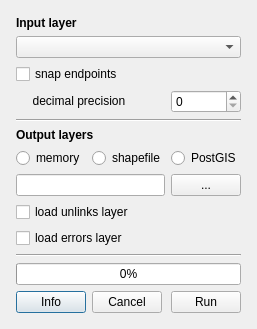
The window that esstoolkit/rcl_cleaner/road_network_cleaner_dialog_base.ui (SpaceGroupUCL/qgisSpaceSyntaxToolkit) describes before a commit, drawn with Qt 5.
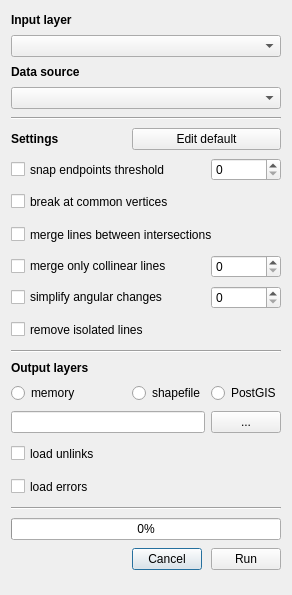
The same window after the commit.

The edit to the form file:
```diff
--- a/esstoolkit/rcl_cleaner/road_network_cleaner_dialog_base.ui
+++ b/esstoolkit/rcl_cleaner/road_network_cleaner_dialog_base.ui
@@ -6,8 +6,8 @@
    <rect>
     <x>0</x>
     <y>0</y>
-    <width>250</width>
-    <height>307</height>
+    <width>292</width>
+    <height>595</height>
    </rect>
   </property>
   <property name="minimumSize">
@@ -23,71 +23,38 @@
    <item>
     <layout class="QGridLayout">
      <property name="sizeConstraint">
-      <enum>QLayout::SetNoConstraint</enum>
+      <enum>QLayout::SetMinimumSize</enum>
      </property>
-     <property name="leftMargin">
-      <number>5</number>
-     </property>
-     <property name="topMargin">
-      <number>5</number>
-     </property>
-     <property name="rightMargin">
-      <number>5</number>
-     </property>
-     <property name="bottomMargin">
-      <number>5</number>
-     </property>
-     <item row="8" column="1">
-      <widget class="QRadioButton" name="shpRadioButton">
+     <item row="16" column="0" colspan="2">
+      <widget class="QCheckBox" name="simplifyCheckBox">
        <property name="text">
-        <string>shapefile</string>
+        <string>simplify angular changes </string>
        </property>
       </widget>
      </item>
-     <item row="3" column="0" colspan="2">
-      <widget class="QLabel" name="label_3">
+     <item row="2" column="0" colspan="2">
+      <widget class="QLabel" name="label_5">
        <property name="sizePolicy">
-        <sizepolicy hsizetype="MinimumExpanding" vsizetype="Fixed">
+        <sizepolicy hsizetype="Minimum" vsizetype="Fixed">
          <horstretch>0</horstretch>
          <verstretch>0</verstretch>
         </sizepolicy>
        </property>
-       <property name="text">
-        <string>     decimal precision </string>
+       <property name="font">
+        <font>
+         <weight>75</weight>
+         <bold>true</bold>
+        </font>
        </property>
-      </widget>
-     </item>
-     <item row="8" column="0">
-      <widget class="QRadioButton" name="memoryRadioButton">
        <property name="text">
-        <string>memory</string>
+        <string>Data source</string>
        </property>
       </widget>
      </item>
-     <item row="4" column="0" colspan="3">
-      <widget class="Line" name="line">
-       <property name="orientation">
-        <enum>Qt::Horizontal</enum>
-       </property>
-      </widget>
-     </item>
-     <item row="24" column="0">
-      <widget class="QPushButton" name="settingsButton">
-       <property name="maximumSize">
-        <size>
-         <width>70</width>
-         <height>16777215</height>
-        </size>
-       </property>
-       <property name="text">
-        <string>Info</string>
-       </property>
-      </widget>
-     </item>
-     <item row="24" column="1">
+     <item row="39" column="1">
       <widget class="QPushButton" name="cancelButton">
        <property name="sizePolicy">
-        <sizepolicy hsizetype="MinimumExpanding" vsizetype="Fixed">
+        <sizepolicy hsizetype="Fixed" vsizetype="Fixed">
          <horstretch>0</horstretch>
          <verstretch>0</verstretch>
         </sizepolicy>
@@ -103,27 +70,7 @@
        </property>
       </widget>
      </item>
-     <item row="3" column="2">
-      <widget class="QSpinBox" name="decimalsSpin">
-       <property name="maximumSize">
-        <size>
-         <width>70</width>
-         <height>16777215</height>
-        </size>
-       </property>
-      </widget>
-     </item>
-     <item row="1" column="0" colspan="3">
-      <widget class="QComboBox" name="inputCombo">
-       <property name="sizePolicy">
-        <sizepolicy hsizetype="MinimumExpanding" vsizetype="Fixed">
-         <horstretch>0</horstretch>
-         <verstretch>0</verstretch>
-        </sizepolicy>
-       </property>
-      </widget>
-     </item>
-     <item row="2" column="0" colspan="3">
+     <item row="12" column="0" colspan="2">
       <widget class="QCheckBox" name="snapCheckBox">
        <property name="sizePolicy">
         <sizepolicy hsizetype="Minimum" vsizetype="Fixed">
@@ -131,48 +78,169 @@
          <verstretch>0</verstretch>
         </sizepolicy>
        </property>
+       <property name="maximumSize">
+        <size>
+         <width>16777215</width>
+         <height>25</height>
+        </size>
+       </property>
        <property name="text">
-        <string>snap endpoints</string>
+        <string>snap endpoints threshold</string>
        </property>
       </widget>
      </item>
-     <item row="7" column="0" colspan="3">
-      <widget class="QLabel" name="label_4">
+     <item row="12" column="2">
+      <widget class="QSpinBox" name="snapSpinBox">
+       <property name="maximumSize">
+        <size>
+         <width>70</width>
+         <height>16777215</height>
+        </size>
+       </property>
+      </widget>
+     </item>
+     <item row="17" column="2">
+      <widget class="QLabel" name="label_3">
+       <property name="text">
+        <string/>
+       </property>
+      </widget>
+     </item>
+     <item row="13" column="0" colspan="2">
+      <widget class="QCheckBox" name="breakCheckBox">
+       <property name="sizePolicy">
+        <sizepolicy hsizetype="Minimum" vsizetype="Preferred">
+         <horstretch>0</horstretch>
+         <verstretch>0</verstretch>
+        </sizepolicy>
+       </property>
+       <property name="minimumSize">
+        <size>
+         <width>0</width>
+         <height>25</height>
+        </size>
+       </property>
+       <property name="maximumSize">
+        <size>
+         <width>16777215</width>
+         <height>25</height>
+        </size>
+       </property>
+       <property name="text">
+        <string>break at common vertices</string>
+       </property>
+      </widget>
+     </item>
+     <item row="13" column="2">
+      <widget class="QLabel" name="label_7">
+       <property name="text">
+        <string/>
+       </property>
+      </widget>
+     </item>
+     <item row="17" column="0" colspan="2">
+      <widget class="QCheckBox" name="orphansCheckBox">
+       <property name="minimumSize">
+        <size>
+         <width>0</width>
+         <height>25</height>
+        </size>
+       </property>
+       <property name="maximumSize">
+        <size>
+         <width>16777215</width>
+         <height>25</height>
+        </size>
+       </property>
+       <property name="text">
+        <string>remove isolated lines</string>
+       </property>
+      </widget>
+     </item>
+     <item row="14" column="0" colspan="3">
+      <widget class="QCheckBox" name="mergeCheckBox">
+       <property name="minimumSize">
+        <size>
+         <width>0</width>
+         <height>25</height>
+        </size>
+       </property>
+       <property name="maximumSize">
+        <size>
+         <width>16777215</width>
+         <height>25</height>
+        </size>
+       </property>
+       <property name="text">
+        <string>merge lines between intersections</string>
+       </property>
+      </widget>
+     </item>
+     <item row="15" column="2">
+      <widget class="QSpinBox" name="angleSpinBox"/>
+     </item>
+     <item row="15" column="0" colspan="2">
+      <widget class="QCheckBox" name="mergeCollinearCheckBox">
+       <property name="text">
+        <string>merge only collinear lines</string>
+       </property>
+      </widget>
+     </item>
+     <item row="32" column="0" colspan="3">
+      <widget class="QCheckBox" name="errorsCheckBox">
+       <property name="sizePolicy">
+        <sizepolicy hsizetype="Minimum" vsizetype="Fixed">
+         <horstretch>0</horstretch>
+         <verstretch>0</verstretch>
+        </sizepolicy>
+       </property>
+       <property name="minimumSize">
+        <size>
+         <width>0</width>
+         <height>25</height>
+        </size>
+       </property>
+       <property name="text">
+        <string>load errors</string>
+       </property>
+      </widget>
+     </item>
+     <item row="31" column="0" colspan="3">
+      <widget class="QCheckBox" name="unlinksCheckBox">
+       <property name="minimumSize">
+        <size>
+         <width>0</width>
+         <height>25</height>
+        </size>
+       </property>
+       <property name="text">
+        <string>load unlinks</string>
+       </property>
+      </widget>
+     </item>
+     <item row="39" column="2">
+      <widget class="QPushButton" name="cleanButton">
        <property name="sizePolicy">
         <sizepolicy hsizetype="MinimumExpanding" vsizetype="Fixed">
          <horstretch>0</horstretch>
          <verstretch>0</verstretch>
         </sizepolicy>
        </property>
-       <property name="font">
-        <font>
-         <weight>75</weight>
-         <bold>true</bold>
-        </font>
+       <property name="maximumSize">
+        <size>
+         <width>70</width>
+         <height>16777215</height>
+        </size>
        </property>
        <property name="text">
-        <string>Output layers</string>
-       </property>
-      </widget>
-     </item>
-     <item row="8" column="2">
-      <widget class="QRadioButton" name="postgisRadioButton">
-       <property name="text">
-        <string>PostGIS</string>
-       </property>
-      </widget>
-     </item>
-     <item row="20" column="0" colspan="3">
-      <widget class="Line" name="line_2">
-       <property name="orientation">
-        <enum>Qt::Horizontal</enum>
+        <string>Run</string>
        </property>
       </widget>
      </item>
      <item row="0" column="0" colspan="3">
       <widget class="QLabel" name="label">
        <property name="sizePolicy">
-        <sizepolicy hsizetype="MinimumExpanding" vsizetype="Fixed">
+        <sizepolicy hsizetype="Minimum" vsizetype="Fixed">
          <horstretch>0</horstretch>
          <verstretch>0</verstretch>
         </sizepolicy>
@@ -188,7 +256,40 @@
        </property>
       </widget>
      </item>
-     <item row="22" column="0" colspan="3">
+     <item row="30" column="2">
+      <widget class="QPushButton" name="browseCleaned">
+       <property name="sizePolicy">
+        <sizepolicy hsizetype="MinimumExpanding" vsizetype="Fixed">
+         <horstretch>0</horstretch>
+         <verstretch>0</verstretch>
+        </sizepolicy>
+       </property>
+       <property name="maximumSize">
+        <size>
+         <width>70</width>
+         <height>16777215</height>
+        </size>
+       </property>
+       <property name="text">
+        <string>...</string>
+       </property>
+      </widget>
+     </item>
+     <item row="23" column="1">
+      <widget class="QRadioButton" name="shpRadioButton">
+       <property name="text">
+        <string>shapefile</string>
+       </property>
+      </widget>
+     </item>
+     <item row="19" column="0" colspan="3">
+      <widget class="Line" name="line">
+       <property name="orientation">
+        <enum>Qt::Horizontal</enum>
+       </property>
+      </widget>
+     </item>
+     <item row="37" column="0" colspan="3">
       <widget class="QProgressBar" name="cleaningProgress">
        <property name="sizePolicy">
         <sizepolicy hsizetype="MinimumExpanding" vsizetype="Fixed">
@@ -201,26 +302,7 @@
        </property>
       </widget>
      </item>
-     <item row="24" column="2">
-      <widget class="QPushButton" name="cleanButton">
-       <property name="sizePolicy">
-        <sizepolicy hsizetype="MinimumExpanding" vsizetype="Fixed">
-         <horstretch>0</horstretch>
-         <verstretch>0</verstretch>
-        </sizepolicy>
-       </property>
-       <property name="maximumSize">
-        <size>
-         <width>70</width>
-         <height>16777215</height>
-        </size>
-       </property>
-       <property name="text">
-        <string>Run</string>
-       </property>
-      </widget>
-     </item>
-     <item row="15" column="0" colspan="2">
+     <item row="30" column="0" colspan="2">
       <widget class="QLineEdit" name="outputCleaned">
        <property name="enabled">
         <bool>true</bool>
@@ -233,45 +315,102 @@
        </property>
       </widget>
      </item>
-     <item row="15" column="2">
-      <widget class="QPushButton" name="browseCleaned">
+     <item row="35" column="0" colspan="3">
+      <widget class="Line" name="line_2">
+       <property name="orientation">
+        <enum>Qt::Horizontal</enum>
+       </property>
+      </widget>
+     </item>
+     <item row="1" column="0" colspan="3">
+      <widget class="QComboBox" name="inputCombo">
        <property name="sizePolicy">
+        <sizepolicy hsizetype="Minimum" vsizetype="Fixed">
+         <horstretch>0</horstretch>
+         <verstretch>0</verstretch>
+        </sizepolicy>
+       </property>
+      </widget>
+     </item>
+     <item row="4" column="0" colspan="3">
+      <widget class="Line" name="line_3">
+       <property name="orientation">
+        <enum>Qt::Horizontal</enum>
+       </property>
+      </widget>
+     </item>
+     <item row="23" column="0">
+      <widget class="QRadioButton" name="memoryRadioButton">
+       <property name="text">
+        <string>memory</string>
+       </property>
+      </widget>
+     </item>
+     <item row="23" column="2">
+      <widget class="QRadioButton" name="postgisRadioButton">
+       <property name="text">
+        <string>PostGIS</string>
+       </property>
+      </widget>
+     </item>
+     <item row="22" column="0" colspan="3">
+      <widget class="QLabel" name="label_4">
+       <property name="sizePolicy">
         <sizepolicy hsizetype="MinimumExpanding" vsizetype="Fixed">
          <horstretch>0</horstretch>
          <verstretch>0</verstretch>
         </sizepolicy>
        </property>
-       <property name="maximumSize">
-        <size>
-         <width>70</width>
-         <height>16777215</height>
-        </size>
+       <property name="font">
+        <font>
+         <weight>75</weight>
+         <bold>true</bold>
+        </font>
        </property>
        <property name="text">
-        <string>...</string>
+        <string>Output layers</string>
        </property>
       </widget>
      </item>
-     <item row="17" column="0" colspan="3">
-      <widget class="QCheckBox" name="errorsCheckBox">
+     <item row="3" column="0" colspan="3">
+      <widget class="QComboBox" name="dataSourceCombo">
        <property name="sizePolicy">
         <sizepolicy hsizetype="Minimum" vsizetype="Fixed">
          <horstretch>0</horstretch>
          <verstretch>0</verstretch>
         </sizepolicy>
        </property>
+      </widget>
+     </item>
+     <item row="5" column="0">
+      <widget class="QLabel" name="label_2">
+       <property name="sizePolicy">
+        <sizepolicy hsizetype="MinimumExpanding" vsizetype="Fixed">
+         <horstretch>0</horstretch>
+         <verstretch>0</verstretch>
+        </sizepolicy>
+       </property>
+       <property name="font">
+        <font>
+         <weight>75</weight>
+         <bold>true</bold>
+        </font>
+       </property>
        <property name="text">
-        <string>load errors layer</string>
+        <string>Settings</string>
        </property>
       </widget>
      </item>
-     <item row="16" column="0" colspan="3">
-      <widget class="QCheckBox" name="unlinksCheckBox">
+     <item row="5" column="1" colspan="2">
+      <widget class="QPushButton" name="editDefaultButton">
        <property name="text">
-        <string>load unlinks layer</string>
+        <string>Edit default</string>
        </property>
       </widget>
      </item>
+     <item row="16" column="2">
+      <widget class="QSpinBox" name="angularChangeSpinBox"/>
+     </item>
     </layout>
    </item>
   </layout>
```
